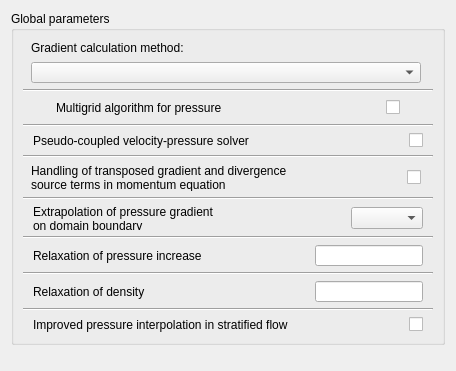
First picture: the form in gui/Pages/NumericalParamGlobalForm.ui, repository code-saturne/code_saturne, before the edit.
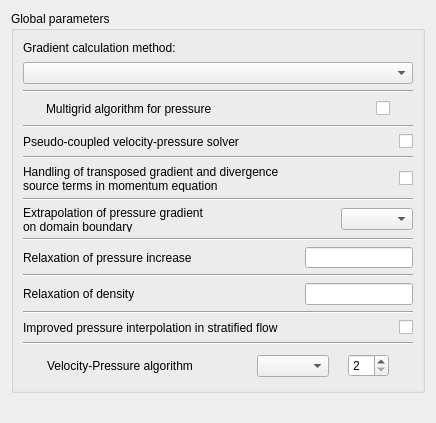
Second picture: the form after the edit.

Commit message: added piso and modification of control time step with velocity-pressure algorithm choice

```diff
--- a/gui/Pages/NumericalParamGlobalForm.ui
+++ b/gui/Pages/NumericalParamGlobalForm.ui
@@ -6,8 +6,8 @@
    <rect>
     <x>0</x>
     <y>0</y>
-    <width>456</width>
-    <height>371</height>
+    <width>436</width>
+    <height>423</height>
    </rect>
   </property>
   <property name="windowTitle">
@@ -21,6 +21,19 @@
      </property>
      <layout class="QGridLayout" name="gridLayout">
       <item row="0" column="0">
+       <spacer name="horizontalSpacer_4">
+        <property name="orientation">
+         <enum>Qt::Horizontal</enum>
+        </property>
+        <property name="sizeHint" stdset="0">
+         <size>
+          <width>2</width>
+          <height>20</height>
+         </size>
+        </property>
+       </spacer>
+      </item>
+      <item row="0" column="1">
        <layout class="QVBoxLayout" name="verticalLayout">
         <item>
          <layout class="QHBoxLayout">
@@ -793,8 +806,115 @@
           </item>
          </layout>
         </item>
+        <item>
+         <widget class="Line" name="line_8">
+          <property name="orientation">
+           <enum>Qt::Horizontal</enum>
+          </property>
+         </widget>
+        </item>
+        <item>
+         <layout class="QHBoxLayout" name="horizontalLayout_4">
+          <item>
+           <spacer>
+            <property name="orientation">
+             <enum>Qt::Horizontal</enum>
+            </property>
+            <property name="sizeHint" stdset="0">
+             <size>
+              <width>13</width>
+              <height>16</height>
+             </size>
+            </property>
+           </spacer>
+          </item>
+          <item>
+           <layout class="QHBoxLayout" name="horizontalLayout_3">
+            <item>
+             <widget class="QLabel" name="labelNTERUP">
+              <property name="toolTip">
+               <string>Code_Saturne key word: EXTRAG</string>
+              </property>
+              <property name="text">
+               <string>Velocity-Pressure algorithm</string>
+              </property>
+             </widget>
+            </item>
+            <item>
+             <spacer>
+              <property name="orientation">
+               <enum>Qt::Horizontal</enum>
+              </property>
+              <property name="sizeHint" stdset="0">
+               <size>
+                <width>58</width>
+                <height>30</height>
+               </size>
+              </property>
+             </spacer>
+            </item>
+            <item>
+             <widget class="QComboBox" name="comboBoxNTERUP">
+              <property name="toolTip">
+               <string>Code_Saturne key word: NTERUP</string>
+              </property>
+             </widget>
+            </item>
+            <item>
+             <spacer>
+              <property name="orientation">
+               <enum>Qt::Horizontal</enum>
+              </property>
+              <property name="sizeHint" stdset="0">
+               <size>
+                <width>13</width>
+                <height>20</height>
+               </size>
+              </property>
+             </spacer>
+            </item>
+            <item>
+             <widget class="QSpinBox" name="spinBoxNTERUP">
+              <property name="toolTip">
+               <string>Code_Saturne key word: NTERUP</string>
+              </property>
+              <property name="minimum">
+               <number>2</number>
+              </property>
+             </widget>
+            </item>
+           </layout>
+          </item>
+          <item>
+           <spacer>
+            <property name="orientation">
+             <enum>Qt::Horizontal</enum>
+            </property>
+            <property name="sizeHint" stdset="0">
+             <size>
+              <width>13</width>
+              <height>20</height>
+             </size>
+            </property>
+           </spacer>
+          </item>
+         </layout>
+        </item>
        </layout>
       </item>
+      <item row="0" column="2">
+       <spacer name="horizontalSpacer_5">
+        <property name="orientation">
+         <enum>Qt::Horizontal</enum>
+        </property>
+        <property name="sizeHint" stdset="0">
+         <size>
+          <width>2</width>
+          <height>20</height>
+         </size>
+        </property>
+       </spacer>
+      </item>
      </layout>
     </widget>
    </item>
```
The commit also changes 10 other files.
